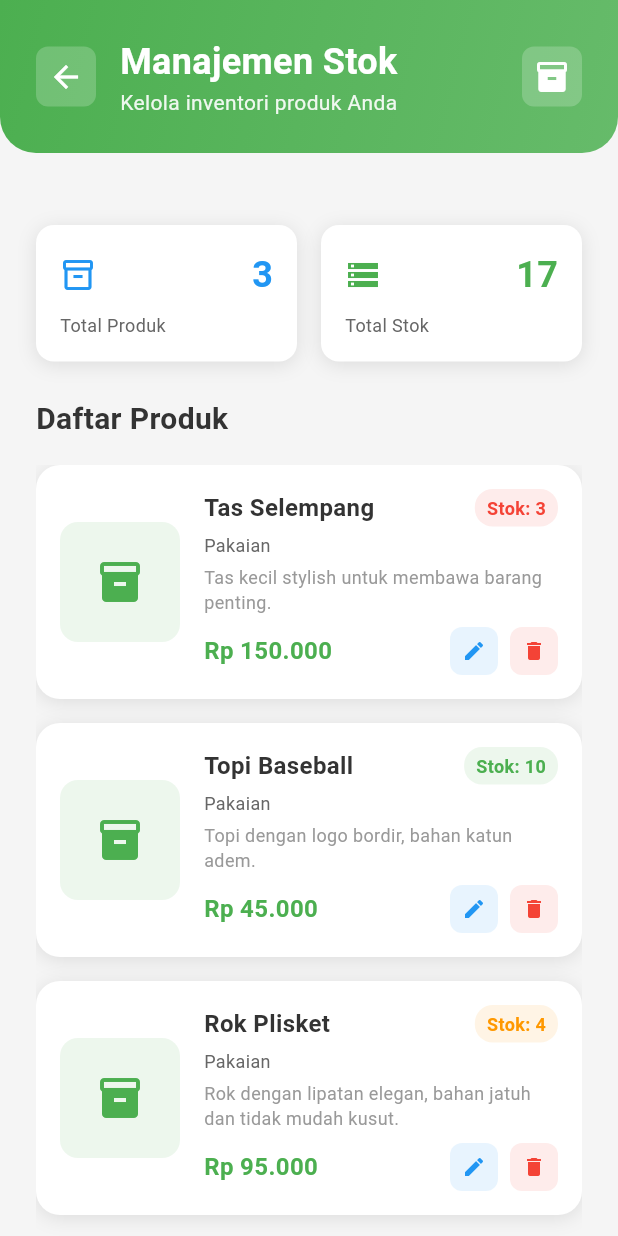
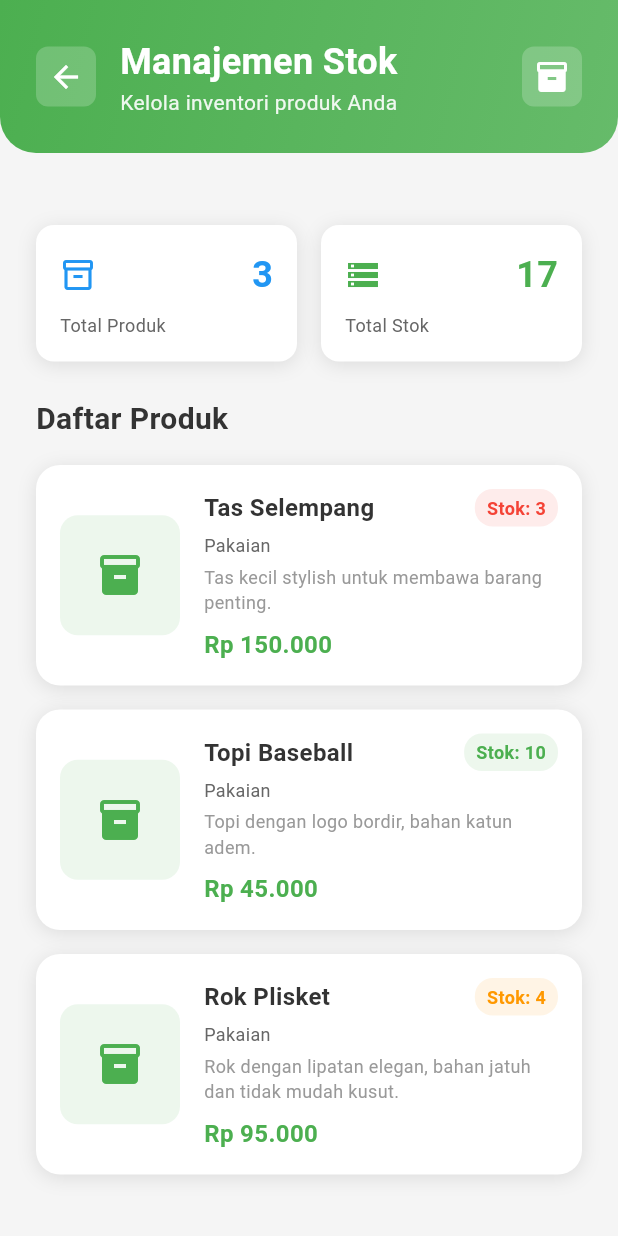
Before and after one commit to aleedoe/w-p-s6-v1, a Flutter app: the StockPage screen opened directly, on a phone screen of 412 x 824 dp. Run offline on Flutter 3.47's test engine with Material 3 defaults, Android fonts, the phone set to English and light mode, and no system bars.

Commit message:
delete action button stock page

```diff
--- a/frontend/mobile/lib/views/stock/stock_screen.dart
+++ b/frontend/mobile/lib/views/stock/stock_screen.dart
@@ -344,46 +344,7 @@ class StockPage extends StatelessWidget {
                           fontWeight: FontWeight.bold,
                           color: Color(0xFF4CAF50),
                         ),
-                      ),
-                      Row(
-                        children: [
-                          GestureDetector(
-                            onTap: () {
-                              // Edit product action
-                            },
-                            child: Container(
-                              padding: EdgeInsets.all(8),
-                              decoration: BoxDecoration(
-                                color: Color(0xFF2196F3).withOpacity(0.1),
-                                borderRadius: BorderRadius.circular(8),
-                              ),
-                              child: Icon(
-                                Icons.edit,
-                                color: Color(0xFF2196F3),
-                                size: 16,
-                              ),
-                            ),
-                          ),
-                          SizedBox(width: 8),
-                          GestureDetector(
-                            onTap: () {
-                              // Delete product action
-                            },
-                            child: Container(
-                              padding: EdgeInsets.all(8),
-                              decoration: BoxDecoration(
-                                color: Color(0xFFF44336).withOpacity(0.1),
-                                borderRadius: BorderRadius.circular(8),
-                              ),
-                              child: Icon(
-                                Icons.delete,
-                                color: Color(0xFFF44336),
-                                size: 16,
-                              ),
-                            ),
-                          ),
-                        ],
-                      ),
+                      )
                     ],
                   ),
                 ],
```
